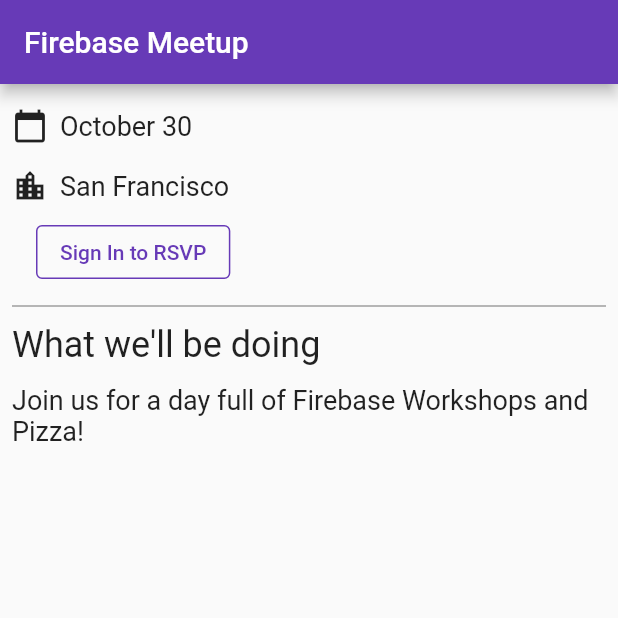
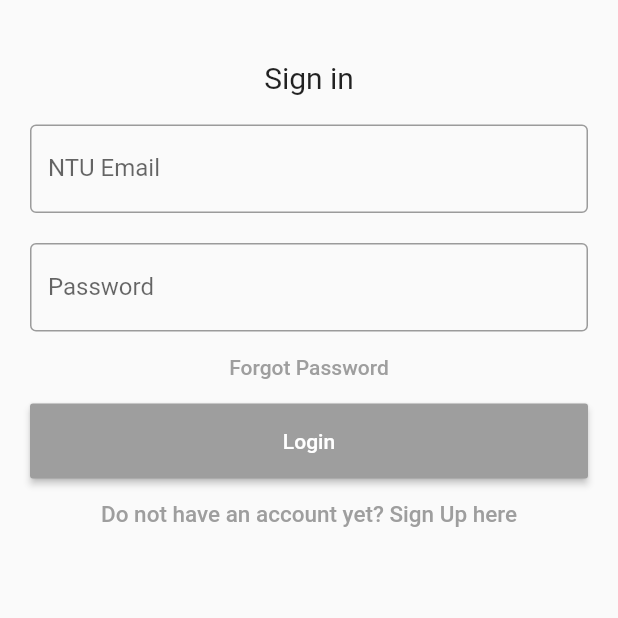
Before and after one commit to jason45992/ccaexplorer, a Flutter app: the screen it shows after launch, on a phone screen of 412 x 824 dp, the top half of it. Run offline on Flutter 3.47's test engine with Material 2 defaults, Android fonts, the phone set to English and light mode, and no system bars; our stand-ins replace cloud_firestore, firebase_auth, firebase_core, flutter_rating_bar, font_awesome_flutter, google_fonts; accounts and stored records are empty.

Commit message:
Added Sign in page and Sign up(including admin sign up) page

```diff
--- a/ccaexplorer/lib/main.dart
+++ b/ccaexplorer/lib/main.dart
@@ -8,6 +8,7 @@
 import 'package:cloud_firestore/cloud_firestore.dart'; // new
 import 'package:ccaexplorer/app_theme.dart';
 import 'src/widgets.dart';
+import 'src/login/login.dart';
 
 void main() {
   runApp(
@@ -33,7 +34,8 @@
         ),
         visualDensity: VisualDensity.adaptivePlatformDensity,
       ),
-      home: const HomePage(),
+      // home: HomePage(),
+      home: SignIn(),
     );
   }
 }
--- /dev/null
+++ b/ccaexplorer/lib/src/login/login.dart
@@ -0,0 +1,156 @@
+import 'package:flutter/material.dart';
+import '../../src/authentication.dart'; // new
+import '../../../main.dart';
+import '../../src/login/signup.dart';
+import '../../src/login/admin_signup.dart';
+
+void main() {
+  runApp(MaterialApp(
+    home: SignIn(),
+  ));
+}
+
+class SignIn extends StatefulWidget {
+  @override
+  _State createState() => _State();
+}
+
+class _State extends State<SignIn> {
+  TextEditingController nameController = TextEditingController();
+  TextEditingController passwordController = TextEditingController();
+  // final void Function() startLoginFlow;
+
+  @override
+  Widget build(BuildContext context) {
+    return Scaffold(
+        body: Padding(
+            padding: EdgeInsets.all(10),
+            child: ListView(
+              children: <Widget>[
+                Container(
+                  alignment: Alignment.center,
+                  padding: EdgeInsets.all(10),
+                ),
+                Container(
+                    alignment: Alignment.center,
+                    padding: EdgeInsets.all(10),
+                    child: Text(
+                      'Sign in',
+                      style: TextStyle(fontSize: 20),
+                    )),
+                Container(
+                  padding: EdgeInsets.all(10),
+                  child: TextField(
+                    controller: nameController,
+                    decoration: InputDecoration(
+                      border: OutlineInputBorder(),
+                      labelText: 'NTU Email',
+                    ),
+                  ),
+                ),
+                Container(
+                  padding: EdgeInsets.fromLTRB(10, 10, 10, 0),
+                  child: TextField(
+                    obscureText: true,
+                    controller: passwordController,
+                    decoration: InputDecoration(
+                      border: OutlineInputBorder(),
+                      labelText: 'Password',
+                    ),
+                  ),
+                ),
+                FlatButton(
+                  onPressed: () {
+                    Navigator.push(
+                      context,
+                      MaterialPageRoute(builder: (context) => SecondRoute()),
+                    );
+                    //forgot password screen
+                  },
+                  textColor: Colors.grey,
+                  child: Text('Forgot Password'),
+                ),
+                Container(
+                    height: 50,
+                    padding: EdgeInsets.fromLTRB(10, 0, 10, 0),
+                    child: RaisedButton(
+                      textColor: Colors.white,
+                      color: Colors.grey,
+                      child: Text('Login'),
+                      onPressed: () {
+                        print(nameController.text);
+                        print(passwordController.text);
+                        Navigator.push(
+                          context,
+                          MaterialPageRoute(
+                              builder: (context) => const ThirdRoute()),
+                        );
+                      },
+                    )),
+                Container(
+                    child: Row(
+                  children: <Widget>[
+                    Text(''),
+                    FlatButton(
+                      textColor: Colors.grey,
+                      child: Text(
+                        'Do not have an account yet? Sign Up here',
+                        style: TextStyle(fontSize: 15),
+                      ),
+                      onPressed: () {
+                        Navigator.push(
+                          context,
+                          MaterialPageRoute(builder: (context) => SignUp()),
+                        );
+                        //signup screen
+                      },
+                    )
+                  ],
+                  mainAxisAlignment: MainAxisAlignment.center,
+                ))
+              ],
+            )));
+  }
+}
+
+class SecondRoute extends StatelessWidget {
+  const SecondRoute({Key? key}) : super(key: key);
+
+  @override
+  Widget build(BuildContext context) {
+    return Scaffold(
+      appBar: AppBar(
+        title: const Text("Reset Password"),
+      ),
+      body: Center(
+        child: ElevatedButton(
+          onPressed: () {
+            Navigator.pop(context);
+          },
+          child: const Text('Go back!'),
+        ),
+      ),
+    );
+  }
+}
+
+class ThirdRoute extends StatelessWidget {
+  const ThirdRoute({Key? key}) : super(key: key);
+
+  @override
+  Widget build(BuildContext context) {
+    return Scaffold(
+      appBar: AppBar(
+        title: const Text("Home Page"),
+      ),
+      body: Center(
+        child: ElevatedButton(
+          onPressed: () {
+            Navigator.pop(context);
+          },
+          child: const Text('Go back!'),
+        ),
+      ),
+    );
+  }
+}
```
Also changed, not shown: ccaexplorer/lib/src/login/admin_signup.dart (added, +115 -0 lines), ccaexplorer/lib/src/login/signup.dart (added, +129 -0 lines).
